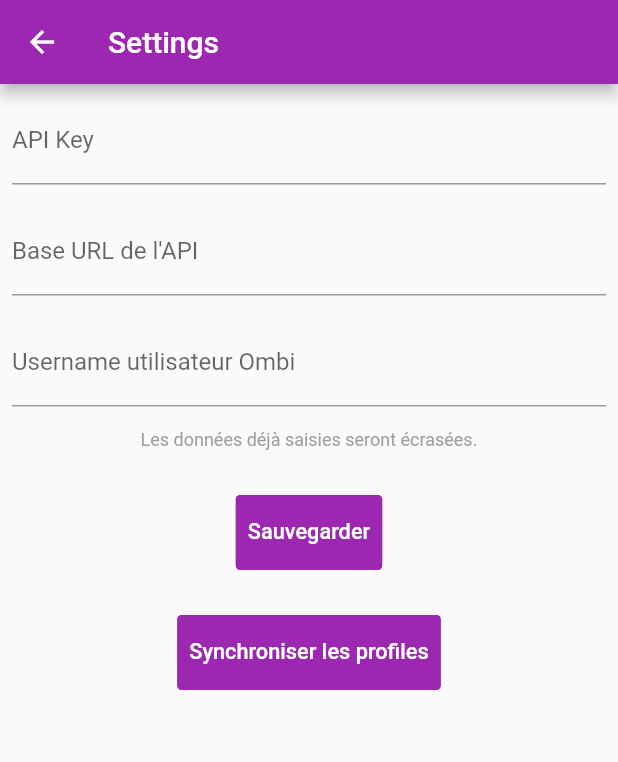
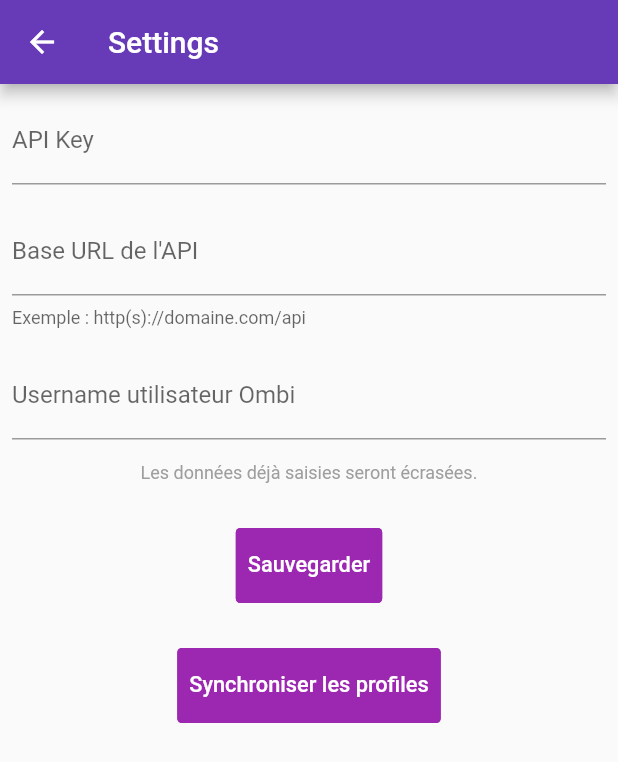
Before and after one commit to RubenVP2/ombi-requester, a Flutter app: the screen it shows after launch, after a tap on the "settings" icon, on a phone screen of 412 x 824 dp. Shown: the top 762 px of the screen. Run offline on Flutter 3.47's test engine with Material 2 defaults, Android fonts, the phone set to English and light mode, and no system bars; drawn by our look-alikes of getwidget; our stand-ins replace adaptive_theme, shared_preferences.

```diff
--- a/lib/Screen/MoviePage.dart
+++ b/lib/Screen/MoviePage.dart
@@ -58,11 +58,9 @@ class _MoviePageState extends State<MoviePage> {
         height: 275,
         child: Row(
           children: [
-            Center(
-              child: Container(
-                padding: const EdgeInsets.all(8),
-                child: Image.network("https://image.tmdb.org/t/p/w500/${movie.posterPath}"),
-              ),
+            Container(
+              padding: const EdgeInsets.all(8),
+              child: Image.network("https://image.tmdb.org/t/p/w500/${movie.posterPath}"),
             ),
             Expanded(
               child: Container(
@@ -177,7 +175,7 @@ class _MoviePageState extends State<MoviePage> {
                             text: 'Charger plus',
                             type: GFButtonType.solid,
                             size: GFSize.LARGE,
-                            color: Colors.purple,
+                            color: Colors.deepPurple,
                           ),
                         ),
                           // Si plusieurs fois le bouton a été appuyé, alors on propose de reset le nombre de film chargé pour revenir au début
@@ -194,14 +192,14 @@ class _MoviePageState extends State<MoviePage> {
                               text: 'Repartir au plus populaire',
                               type: GFButtonType.solid,
                               size: GFSize.LARGE,
-                              color: Colors.purple,
+                              color: Colors.deepPurple,
                             )
                                 :
                             Container(),
                           ),
                       ],
                     );
-                  } else if ( snapshot.hasError || snapshot.data == null ) {
+                  } else if ( snapshot.hasError ) {
                     return Column(
                       mainAxisAlignment: MainAxisAlignment.center,
                       children: const [
--- a/lib/Screen/Settings.dart
+++ b/lib/Screen/Settings.dart
@@ -72,6 +72,7 @@ class _SettingsPageState extends State<SettingsPage> {
                 controller: textControllerBaseUrl,
                 decoration: const InputDecoration(
                   labelText: 'Base URL de l\'API',
+                  helperText: 'Exemple : http(s)://domaine.com/api',
                 ),
               ),
               const SizedBox(height: 15),
--- a/lib/Service/http_service.dart
+++ b/lib/Service/http_service.dart
@@ -55,14 +55,14 @@ class HttpService {
   ///
   ///  Execute une requête d'ajout de film
   ///
-  Future<Map> addMovie(Movie movie) async {
+  Future<Map> addMovie(Movie movie, int quality) async {
     // Variable en dur pour la configuration de radarr
     var url = Uri.parse("$baseUrl/v1/Request/movie");
 
     Map data = {
       'theMovieDbId': movie.theMovieDbId,
       'languageCode': 'fr',
-      'qualityPathOverride': 4,
+      'qualityPathOverride': quality,
       'rootFolderOverride': 5,
       'requestOnBehalf': '91f4eeb2-7a9b-4103-9c39-6a35ed8b3e35',
       'is4kRequest': false,
--- a/lib/main.dart
+++ b/lib/main.dart
@@ -23,13 +23,11 @@ class MyApp extends StatelessWidget {
 
       light: ThemeData(
         brightness: Brightness.light,
-        primarySwatch: Colors.purple,
-        accentColor: Colors.deepPurple,
+        primarySwatch: Colors.deepPurple,
       ),
       dark: ThemeData(
         brightness: Brightness.dark,
-        primarySwatch: Colors.purple,
-        accentColor: Colors.deepPurple,
+        primarySwatch: Colors.deepPurple,
       ),
       initial: AdaptiveThemeMode.light,
       builder: (theme, darkTheme) => MaterialApp(
```
Also changed, not shown: lib/Model/profiles.dart (added, +21 -0 lines), lib/Screen/MovieDetailPage.dart (+85 -53 lines).
